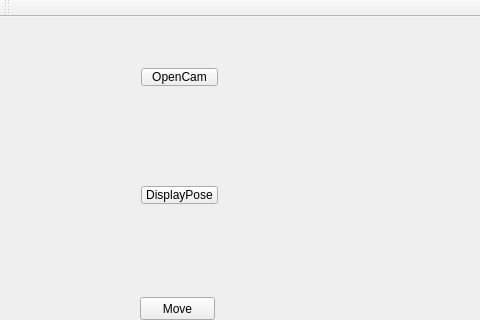
Qt form uppercomputer/uppercomputer.ui (looplocked/uppercomputer) before a commit; both pictures show x 0 to 480 and y 0 to 320 of the 1238 by 704 pixel window.
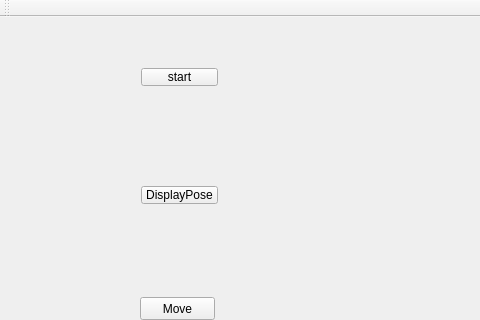
The same form after that commit.

What changed in the file:
```diff
--- a/uppercomputer/uppercomputer.ui
+++ b/uppercomputer/uppercomputer.ui
@@ -277,7 +277,7 @@
      <item>
       <widget class="QPushButton" name="ButtonOpenCam">
        <property name="text">
-        <string>OpenCam</string>
+        <string>start</string>
        </property>
       </widget>
      </item>
```
Left out of the diff: 2 changed lines with no effect on the pictures.
